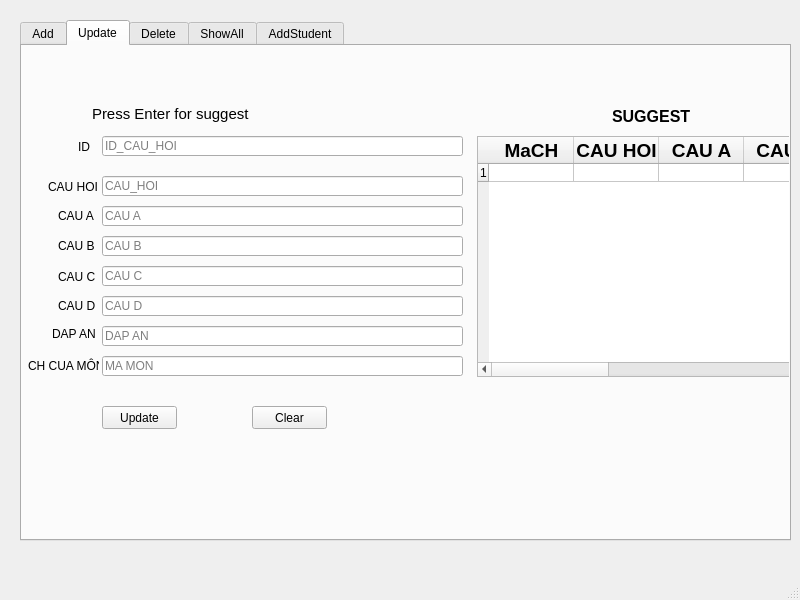
Before: the Qt Designer form app/view/HomeAdmin.ui in huynhngoanhthai/python_project, drawn with Qt 5.
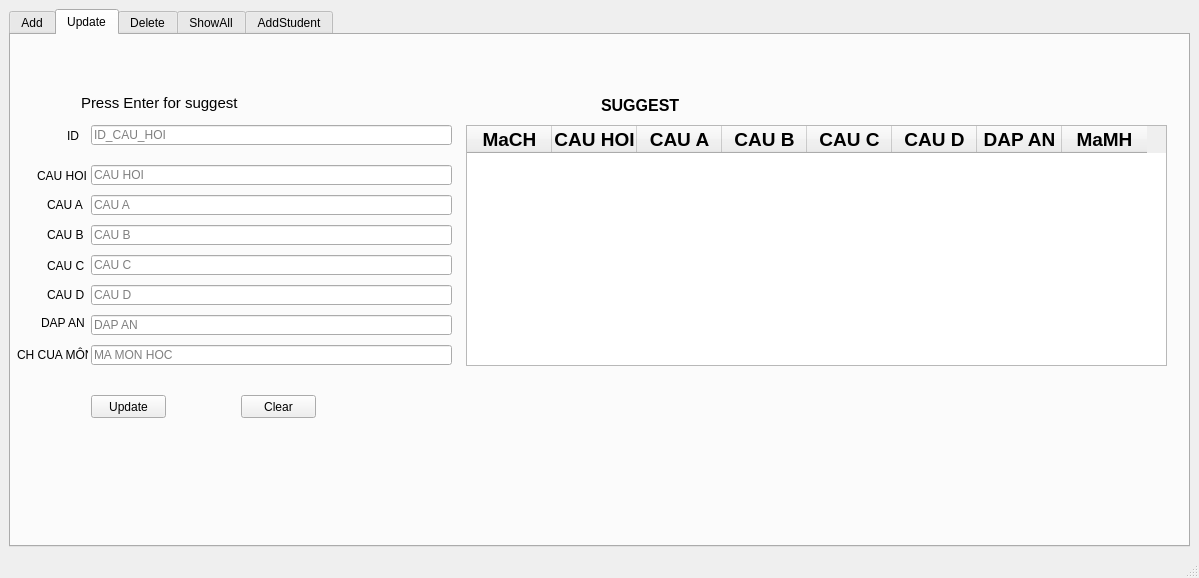
After: the same form once the commit is applied. The open tabs and pages were chosen to show the change.

```diff
--- a/app/view/HomeAdmin.ui
+++ b/app/view/HomeAdmin.ui
@@ -6,23 +6,17 @@
    <rect>
     <x>0</x>
     <y>0</y>
-    <width>800</width>
-    <height>600</height>
+    <width>1199</width>
+    <height>578</height>
    </rect>
   </property>
   <property name="windowTitle">
    <string>MainWindow</string>
   </property>
   <widget class="QWidget" name="centralwidget">
+   <layout class="QGridLayout" name="gridLayout">
+    <item row="0" column="0">
    <widget class="QTabWidget" name="tab">
-    <property name="geometry">
-     <rect>
-      <x>20</x>
-      <y>20</y>
-      <width>771</width>
-      <height>521</height>
-     </rect>
-    </property>
     <property name="tabPosition">
      <enum>QTabWidget::North</enum>
     </property>
@@ -313,7 +307,7 @@
        <rect>
         <x>455</x>
         <y>90</y>
-        <width>341</width>
+          <width>701</width>
         <height>241</height>
        </rect>
       </property>
@@ -338,11 +332,6 @@
       <attribute name="verticalHeaderDefaultSectionSize">
        <number>1</number>
       </attribute>
-      <row>
-       <property name="text">
-        <string>1</string>
-       </property>
-      </row>
       <column>
        <property name="text">
         <string>MaCH</string>
@@ -449,6 +438,12 @@
         <height>20</height>
        </rect>
       </property>
+        <property name="inputMask">
+         <string/>
+        </property>
+        <property name="text">
+         <string/>
+        </property>
       <property name="placeholderText">
        <string>ID_CAU_HOI</string>
       </property>
@@ -494,32 +489,6 @@
        <string>Press Enter for suggest</string>
       </property>
      </widget>
-     <widget class="QLineEdit" name="QLineAAnswer_3">
-      <property name="geometry">
-       <rect>
-        <x>80</x>
-        <y>280</y>
-        <width>361</width>
-        <height>20</height>
-       </rect>
-      </property>
-      <property name="placeholderText">
-       <string>DAP AN</string>
-      </property>
-     </widget>
-     <widget class="QLineEdit" name="QLineAQuestion_3">
-      <property name="geometry">
-       <rect>
-        <x>80</x>
-        <y>130</y>
-        <width>361</width>
-        <height>20</height>
-       </rect>
-      </property>
-      <property name="placeholderText">
-       <string>CAU_HOI</string>
-      </property>
-     </widget>
      <widget class="QLabel" name="label_25">
       <property name="geometry">
        <rect>
@@ -533,19 +502,6 @@
        <string>CAU HOI</string>
       </property>
      </widget>
-     <widget class="QLineEdit" name="QLineAOPA_3">
-      <property name="geometry">
-       <rect>
-        <x>80</x>
-        <y>160</y>
-        <width>361</width>
-        <height>20</height>
-       </rect>
-      </property>
-      <property name="placeholderText">
-       <string>CAU A</string>
-      </property>
-     </widget>
      <widget class="QLabel" name="label_26">
       <property name="geometry">
        <rect>
@@ -572,58 +528,6 @@
        <string>CAU D</string>
       </property>
      </widget>
-     <widget class="QLineEdit" name="QLineAOPD_3">
-      <property name="geometry">
-       <rect>
-        <x>80</x>
-        <y>250</y>
-        <width>361</width>
-        <height>20</height>
-       </rect>
-      </property>
-      <property name="placeholderText">
-       <string>CAU D</string>
-      </property>
-     </widget>
-     <widget class="QLineEdit" name="QLineAOPB_3">
-      <property name="geometry">
-       <rect>
-        <x>80</x>
-        <y>190</y>
-        <width>361</width>
-        <height>20</height>
-       </rect>
-      </property>
-      <property name="placeholderText">
-       <string>CAU B</string>
-      </property>
-     </widget>
-     <widget class="QLineEdit" name="QLineAMaMH_3">
-      <property name="geometry">
-       <rect>
-        <x>80</x>
-        <y>310</y>
-        <width>361</width>
-        <height>20</height>
-       </rect>
-      </property>
-      <property name="placeholderText">
-       <string>MA MON</string>
-      </property>
-     </widget>
-     <widget class="QLineEdit" name="QLineAOPC_3">
-      <property name="geometry">
-       <rect>
-        <x>80</x>
-        <y>220</y>
-        <width>361</width>
-        <height>20</height>
-       </rect>
-      </property>
-      <property name="placeholderText">
-       <string>CAU C</string>
-      </property>
-     </widget>
      <widget class="QLabel" name="label_28">
       <property name="geometry">
        <rect>
@@ -689,6 +593,97 @@
        <string>ID</string>
       </property>
      </widget>
+       <widget class="QLineEdit" name="QLineUQuestion">
+        <property name="geometry">
+         <rect>
+          <x>80</x>
+          <y>130</y>
+          <width>361</width>
+          <height>20</height>
+         </rect>
+        </property>
+        <property name="placeholderText">
+         <string>CAU HOI</string>
+        </property>
+       </widget>
+       <widget class="QLineEdit" name="QLineUOPA">
+        <property name="geometry">
+         <rect>
+          <x>80</x>
+          <y>160</y>
+          <width>361</width>
+          <height>20</height>
+         </rect>
+        </property>
+        <property name="placeholderText">
+         <string>CAU A</string>
+        </property>
+       </widget>
+       <widget class="QLineEdit" name="QLineUOPB">
+        <property name="geometry">
+         <rect>
+          <x>80</x>
+          <y>190</y>
+          <width>361</width>
+          <height>20</height>
+         </rect>
+        </property>
+        <property name="placeholderText">
+         <string>CAU B</string>
+        </property>
+       </widget>
+       <widget class="QLineEdit" name="QLineUOPC">
+        <property name="geometry">
+         <rect>
+          <x>80</x>
+          <y>220</y>
+          <width>361</width>
+          <height>20</height>
+         </rect>
+        </property>
+        <property name="placeholderText">
+         <string>CAU C</string>
+        </property>
+       </widget>
+       <widget class="QLineEdit" name="QLineUOPD">
+        <property name="geometry">
+         <rect>
+          <x>80</x>
+          <y>250</y>
+          <width>361</width>
+          <height>20</height>
+         </rect>
+        </property>
+        <property name="placeholderText">
+         <string>CAU D</string>
+        </property>
+       </widget>
+       <widget class="QLineEdit" name="QLineUAnswer">
+        <property name="geometry">
+         <rect>
+          <x>80</x>
+          <y>280</y>
+          <width>361</width>
+          <height>20</height>
+         </rect>
+        </property>
+        <property name="placeholderText">
+         <string>DAP AN</string>
+        </property>
+       </widget>
+       <widget class="QLineEdit" name="QLineUMaMH">
+        <property name="geometry">
+         <rect>
+          <x>80</x>
+          <y>310</y>
+          <width>361</width>
+          <height>20</height>
+         </rect>
+        </property>
+        <property name="placeholderText">
+         <string>MA MON HOC</string>
+        </property>
+       </widget>
     </widget>
     <widget class="QWidget" name="Delete">
      <attribute name="title">
@@ -827,6 +822,8 @@
      </attribute>
     </widget>
    </widget>
+    </item>
+   </layout>
   </widget>
   <widget class="QMenuBar" name="menubar">
    <property name="geometry">
```
Left out of the diff: 10 changed lines with no effect on the pictures. Lines whose indentation alone changed are shown as unchanged.
